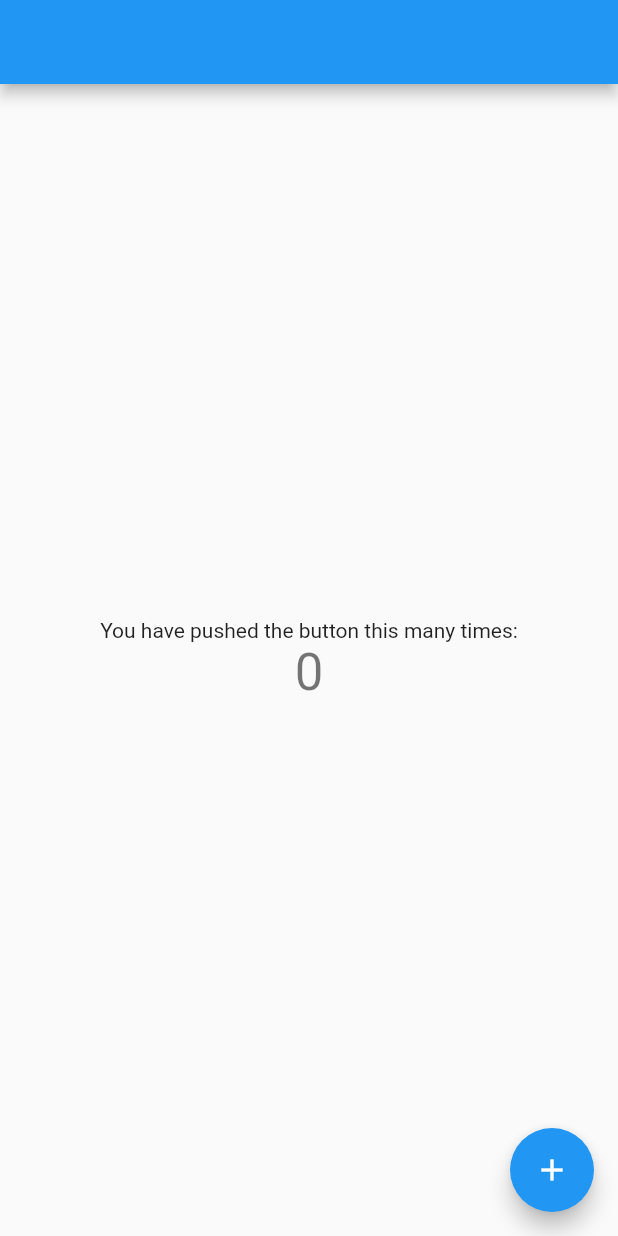
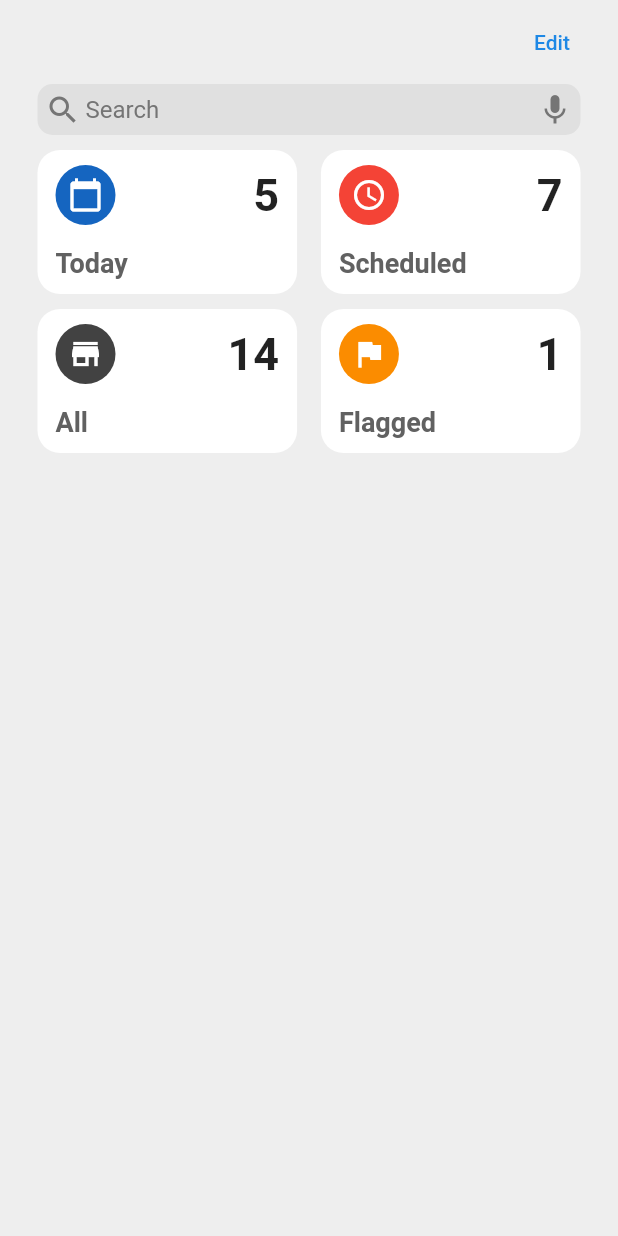
Before and after one commit to davidjhoseph/reminders_app, a Flutter app: the screen it shows after launch, on a phone screen of 412 x 824 dp. Run offline on Flutter 3.47's test engine with Material 2 defaults, Android fonts, the phone set to English and light mode, and no system bars; our stand-ins replace get.

Commit message:
minor changes

```diff
--- a/lib/main.dart
+++ b/lib/main.dart
@@ -1,5 +1,7 @@
 import 'package:flutter/material.dart';
 import 'package:get/get.dart';
+import 'package:reminder_app/settings/Theme.dart';
+import './routes/route.dart' as route;
 
 void main() {
   runApp(MyApp());
@@ -9,106 +11,16 @@ class MyApp extends StatelessWidget {
   // This widget is the root of your application.
   @override
   Widget build(BuildContext context) {
-    return MaterialApp(
-      debugShowCheckedModeBanner: false,
-      title: 'Flutter Demo',
-      theme: ThemeData(
-        // This is the theme of your application.
-        //
-        // Try running your application with "flutter run". You'll see the
-        // application has a blue toolbar. Then, without quitting the app, try
-        // changing the primarySwatch below to Colors.green and then invoke
-        // "hot reload" (press "r" in the console where you ran "flutter run",
-        // or simply save your changes to "hot reload" in a Flutter IDE).
-        // Notice that the counter didn't reset back to zero; the application
-        // is not restarted.
-        primarySwatch: Colors.blue,
-        // This makes the visual density adapt to the platform that you run
-        // the app on. For desktop platforms, the controls will be smaller and
-        // closer together (more dense) than on mobile platforms.
-        visualDensity: VisualDensity.adaptivePlatformDensity,
+    return GestureDetector(
+      onTap: () {
+        FocusScope.of(context).requestFocus(FocusNode());
+      },
+      child: GetMaterialApp(
+        debugShowCheckedModeBanner: false,
+        initialRoute: "/",
+        onGenerateRoute: route.generateRoute,
+        theme: theme,
       ),
-      home: MyHomePage(),
     );
   }
 }
-
-class MyHomePage extends StatefulWidget {
-  // This widget is the home page of your application. It is stateful, meaning
-  // that it has a State object (defined below) that contains fields that affect
-  // how it looks.
-
-  // This class is the configuration for the state. It holds the values (in this
-  // case the title) provided by the parent (in this case the App widget) and
-  // used by the build method of the State. Fields in a Widget subclass are
-  // always marked "final".
-
-  @override
-  _MyHomePageState createState() => _MyHomePageState();
-}
-
-class _MyHomePageState extends State<MyHomePage> {
-  int _counter = 0;
-
-  void _incrementCounter() {
-    setState(() {
-      // This call to setState tells the Flutter framework that something has
-      // changed in this State, which causes it to rerun the build method below
-      // so that the display can reflect the updated values. If we changed
-      // _counter without calling setState(), then the build method would not be
-      // called again, and so nothing would appear to happen.
-      _counter++;
-    });
-  }
-
-  @override
-  Widget build(BuildContext context) {
-    // This method is rerun every time setState is called, for instance as done
-    // by the _incrementCounter method above.
-    //
-    // The Flutter framework has been optimized to make rerunning build methods
-    // fast, so that you can just rebuild anything that needs updating rather
-    // than having to individually change instances of widgets.
-    return Scaffold(
-      appBar: AppBar(
-          // Here we take the value from the MyHomePage object that was created by
-          // the App.build method, and use it to set our appbar title.
-          ),
-      body: Center(
-        // Center is a layout widget. It takes a single child and positions it
-        // in the middle of the parent.
-        child: Column(
-          // Column is also a layout widget. It takes a list of children and
-          // arranges them vertically. By default, it sizes itself to fit its
-          // children horizontally, and tries to be as tall as its parent.
-          //
-          // Invoke "debug painting" (press "p" in the console, choose the
-          // "Toggle Debug Paint" action from the Flutter Inspector in Android
-          // Studio, or the "Toggle Debug Paint" command in Visual Studio Code)
-          // to see the wireframe for each widget.
-          //
-          // Column has various properties to control how it sizes itself and
-          // how it positions its children. Here we use mainAxisAlignment to
-          // center the children vertically; the main axis here is the vertical
-          // axis because Columns are vertical (the cross axis would be
-          // horizontal).
-          mainAxisAlignment: MainAxisAlignment.center,
-          children: <Widget>[
-            Text(
-              'You have pushed the button this many times:',
-            ),
-            Text(
-              '$_counter',
-              style: Theme.of(context).textTheme.headline4,
-            ),
-          ],
-        ),
-      ),
-      floatingActionButton: FloatingActionButton(
-        onPressed: _incrementCounter,
-        tooltip: 'Increment',
-        child: Icon(Icons.add),
-      ), // This trailing comma makes auto-formatting nicer for build methods.
-    );
-  }
-}
--- /dev/null
+++ b/lib/routes/route.dart
@@ -0,0 +1,13 @@
+import 'package:flutter/material.dart';
+import 'package:reminder_app/screens/HomeScreen.dart';
+import 'package:reminder_app/screens/ScheduledScreen.dart';
+import './route_constants.dart';
+
+Route<dynamic> generateRoute(RouteSettings settings) {
+  switch (settings.name) {
+    case Home:
+      return MaterialPageRoute(builder: (_) => HomeScreen());
+    // case Scheduled:
+    //   return MaterialPageRoute(builder: (_) => ScheduledScreen());
+  }
+}
--- /dev/null
+++ b/lib/routes/route_constants.dart
@@ -0,0 +1,8 @@
+const Home = '/';
+// const Reminders = '/reminders';
+// const Flagged = '/flagged';
+// const Today = '/today';
+// const Scheduled = '/scheduled';
+// const All = '/all';
+// const NewReminder = '/new_reminder';
+// const NewList = '/new_list';
--- /dev/null
+++ b/lib/screens/HomeScreen.dart
@@ -0,0 +1,117 @@
+import 'package:flutter/material.dart';
+import 'package:get/get.dart';
+import 'package:reminder_app/screens/ScheduledScreen.dart';
+import 'package:reminder_app/widgets/home_screen/MenuBox.dart';
+
+class HomeScreen extends StatelessWidget {
+  @override
+  Widget build(BuildContext context) {
+    return Scaffold(
+      backgroundColor: Colors.grey[200],
+      appBar: AppBar(
+        backgroundColor: Colors.transparent,
+        elevation: 0,
+        actions: [
+          FlatButton(
+            onPressed: () {},
+            child: Text(
+              "Edit",
+              style: TextStyle(color: Colors.blue[600]),
+            ),
+          )
+        ],
+      ),
+      body: SingleChildScrollView(
+        child: SafeArea(
+          child: Padding(
+            padding: const EdgeInsets.symmetric(horizontal: 25),
+            child: Column(
+              crossAxisAlignment: CrossAxisAlignment.start,
+              children: [
+                Container(
+                  padding: EdgeInsets.all(5),
+                  decoration: BoxDecoration(
+                    color: Colors.grey[300],
+                    borderRadius: BorderRadius.circular(10),
+                  ),
+                  child: Row(
+                    children: [
+                      Icon(
+                        Icons.search,
+                        color: Colors.grey[600],
+                      ),
+                      SizedBox(width: 3),
+                      Expanded(
+                        child: TextField(
+                          decoration: InputDecoration.collapsed(
+                            hintText: "Search",
+                            hintStyle: TextStyle(color: Colors.grey[600]),
+                          ),
+                        ),
+                      ),
+                      GestureDetector(
+                        onTap: () => print("tapped Microphone"),
+                        child: Icon(
+                          Icons.mic,
+                          color: Colors.grey[600],
+                        ),
+                      ),
+                    ],
+                  ),
+                ),
+                SizedBox(height: 10),
+                Row(
+                  children: [
+                    MenuBox(
+                      color: Colors.blue[800],
+                      numberCount: 5,
+                      title: "Today",
+                      icon: Icons.calendar_today,
+                      navigate: () {
+                        Get.to(() => ScheduledScreen());
+                      },
+                    ),
+                    Spacer(),
+                    MenuBox(
+                      color: Colors.red[500],
+                      numberCount: 7,
+                      title: "Scheduled",
+                      icon: Icons.schedule,
+                      navigate: () {
+                        Get.to(() => ScheduledScreen());
+                      },
+                    ),
+                  ],
+                ),
+                SizedBox(height: 10),
+                Row(
+                  children: [
+                    MenuBox(
+                      color: Colors.grey[800],
+                      numberCount: 14,
+                      title: "All",
+                      icon: Icons.store,
+                      navigate: () {
+                        Get.to(() => ScheduledScreen());
+                      },
+                    ),
+                    Spacer(),
+                    MenuBox(
+                      color: Colors.orange[600],
+                      numberCount: 1,
+                      title: "Flagged",
+                      icon: Icons.flag,
+                      navigate: () {
+                        Get.to(() => ScheduledScreen());
+                      },
+                    ),
+                  ],
+                ),
+              ],
+            ),
+          ),
+        ),
+      ),
+    );
+  }
+}
--- /dev/null
+++ b/lib/screens/ScheduledScreen.dart
@@ -0,0 +1,57 @@
+import 'package:flutter/material.dart';
+import 'package:get/get.dart';
+
+class ScheduledScreen extends StatelessWidget {
+  @override
+  Widget build(BuildContext context) {
+    return Scaffold(
+      backgroundColor: Colors.grey[200],
+      appBar: AppBar(
+        backgroundColor: Colors.transparent,
+        elevation: 0,
+        leadingWidth: 200,
+        leading: GestureDetector(
+          onTap: () => Navigator.pop(context),
+          child: Row(
+            children: [
+              Icon(
+                Icons.navigate_before,
+                size: 30,
+                color: Colors.blue[800],
+              ),
+              Text(
+                "Lists",
+                style: TextStyle(
+                  fontSize: 20,
+                  color: Colors.blue[800],
+                ),
+              )
+            ],
+          ),
+        ),
+      ),
+      body: Center(
+        child: Column(
+          mainAxisAlignment: MainAxisAlignment.center,
+          children: [
+            Container(
+              child: Text("This is the Scheduled Screen"),
+            ),
+            FlatButton(
+                onPressed: () {
+                  Get.defaultDialog(
+                      title: "Hey",
+                      content: Text("Are you sure?"),
+                      actions: [
+                        Text("yes"),
+                        Text("No"),
+                      ],
+                      radius: 5);
+                },
+                child: Text("Open Modal")),
+          ],
+        ),
+      ),
+    );
+  }
+}
--- /dev/null
+++ b/lib/settings/Theme.dart
@@ -0,0 +1,4 @@
+import 'package:flutter/material.dart';
+
+final ThemeData theme =
+    ThemeData(accentColor: Colors.grey[600], primaryColor: Colors.blue[800]);
--- /dev/null
+++ b/lib/widgets/home_screen/MenuBox.dart
@@ -0,0 +1,61 @@
+import 'package:flutter/material.dart';
+
+class MenuBox extends StatelessWidget {
+  final String title;
+  final Color color;
+  final IconData icon;
+  final int numberCount;
+  final Function navigate;
+  MenuBox(
+      {@required this.color,
+      @required this.title,
+      @required this.numberCount,
+      @required this.icon,
+      @required this.navigate});
+  @override
+  Widget build(BuildContext context) {
+    return GestureDetector(
+      onTap: navigate,
+      child: Container(
+        padding: EdgeInsets.symmetric(horizontal: 12, vertical: 10),
+        width: MediaQuery.of(context).size.width * 0.42,
+        decoration: BoxDecoration(
+          borderRadius: BorderRadius.circular(15),
+          color: Colors.white,
+        ),
+        child: Column(
+          crossAxisAlignment: CrossAxisAlignment.start,
+          children: [
+            Row(
+              mainAxisAlignment: MainAxisAlignment.spaceBetween,
+              children: [
+                CircleAvatar(
+                  backgroundColor: color,
+                  child: Icon(
+                    icon,
+                    color: Colors.white,
+                  ),
+                ),
+                Text(
+                  numberCount.toString(),
+                  style: TextStyle(
+                    fontSize: 30,
+                    fontWeight: FontWeight.bold,
+                  ),
+                ),
+              ],
+            ),
+            SizedBox(height: 15),
+            Text(
+              title,
+              style: TextStyle(
+                  fontSize: 18,
+                  color: Colors.grey[700],
+                  fontWeight: FontWeight.w600),
+            )
+          ],
+        ),
+      ),
+    );
+  }
+}
```
